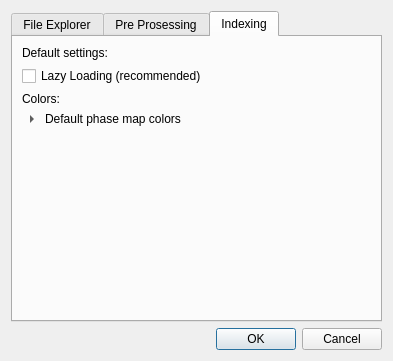
Qt form ui/advanced_settings.ui (EBSP-Indexer/EBSP-Indexer) before a commit.
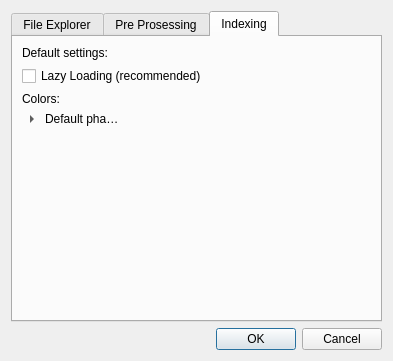
The same form after that commit. The open tabs and pages were chosen to show the change.

Commit message: color picker

What changed in the file:
```diff
--- a/ui/advanced_settings.ui
+++ b/ui/advanced_settings.ui
@@ -272,7 +272,7 @@
           <bool>true</bool>
          </property>
          <property name="sizePolicy">
-          <sizepolicy hsizetype="Fixed" vsizetype="Minimum">
+          <sizepolicy hsizetype="Fixed" vsizetype="Fixed">
            <horstretch>0</horstretch>
            <verstretch>0</verstretch>
           </sizepolicy>
@@ -303,6 +303,9 @@
          <property name="layoutDirection">
           <enum>Qt::LeftToRight</enum>
          </property>
+         <property name="autoFillBackground">
+          <bool>false</bool>
+         </property>
          <property name="styleSheet">
           <string notr="true">background-color: transparent</string>
          </property>
@@ -312,6 +315,9 @@
          <property name="frameShadow">
           <enum>QFrame::Plain</enum>
          </property>
+         <property name="lineWidth">
+          <number>1</number>
+         </property>
          <property name="midLineWidth">
           <number>0</number>
          </property>
@@ -324,15 +330,42 @@
          <property name="alternatingRowColors">
           <bool>false</bool>
          </property>
+         <property name="rootIsDecorated">
+          <bool>true</bool>
+         </property>
+         <property name="uniformRowHeights">
+          <bool>false</bool>
+         </property>
+         <property name="itemsExpandable">
+          <bool>true</bool>
+         </property>
+         <property name="sortingEnabled">
+          <bool>false</bool>
+         </property>
+         <property name="animated">
+          <bool>false</bool>
+         </property>
+         <property name="allColumnsShowFocus">
+          <bool>false</bool>
+         </property>
+         <property name="wordWrap">
+          <bool>false</bool>
+         </property>
          <property name="expandsOnDoubleClick">
           <bool>true</bool>
          </property>
+         <property name="columnCount">
+          <number>2</number>
+         </property>
          <attribute name="headerVisible">
           <bool>false</bool>
          </attribute>
+         <attribute name="headerMinimumSectionSize">
+          <number>19</number>
+         </attribute>
          <column>
           <property name="text">
-           <string>Colors:</string>
+           <string>1</string>
           </property>
           <property name="font">
            <font>
@@ -340,11 +373,22 @@
             <kerning>false</kerning>
            </font>
           </property>
+          <property name="textAlignment">
+           <set>AlignLeading|AlignVCenter</set>
+          </property>
+         </column>
+         <column>
+          <property name="text">
+           <string>2</string>
+          </property>
          </column>
          <item>
           <property name="text">
            <string>Default phase map colors</string>
           </property>
+          <property name="text">
+           <string/>
+          </property>
           <property name="flags">
            <set>ItemIsEnabled</set>
           </property>
```
Left out of the diff: 81 changed lines with no effect on the pictures. The commit also changes 9 other files.
